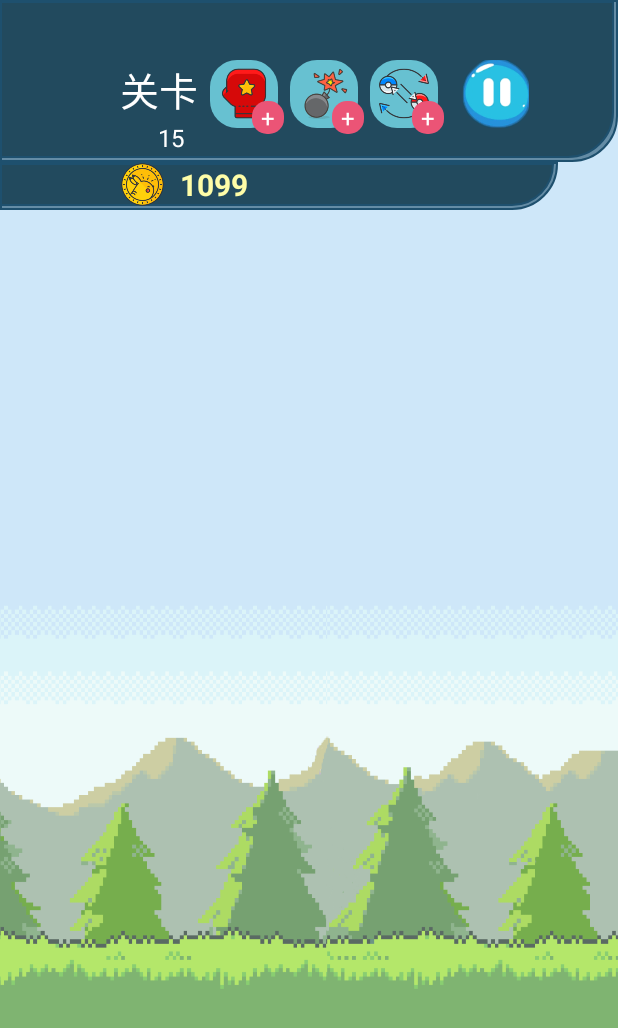
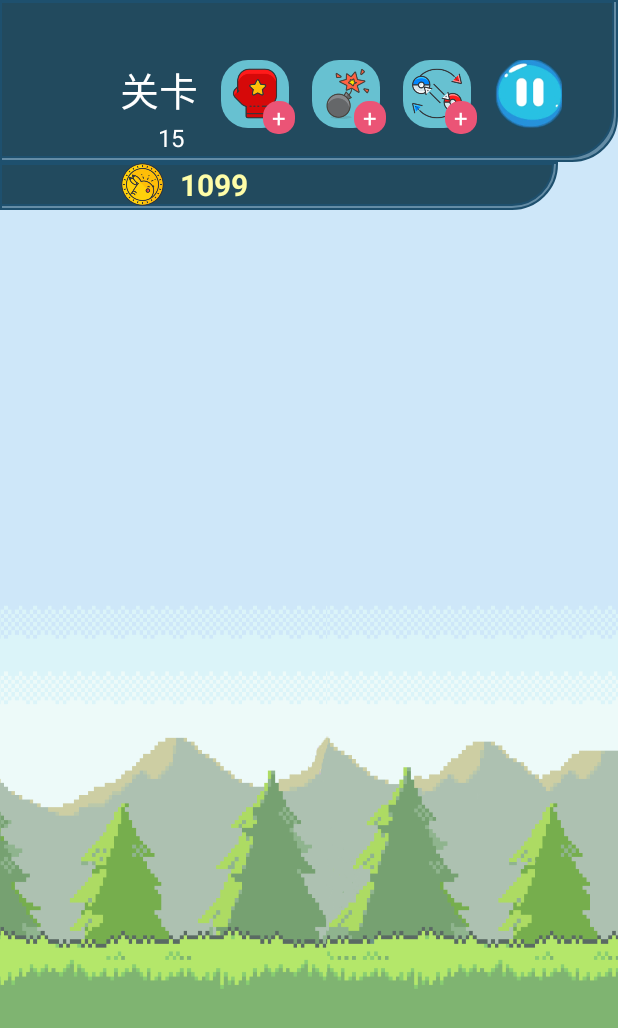
Before and after one commit to xiaoshitounen/LinkGame, an Android app: the LinkActivity screen opened directly, with no data from a screen before it, on a phone screen of 412 x 824 dp. Shown: the top 1028 px of the screen. Run offline under Robolectric (Android 15) with nearby library versions, the phone set to English and light mode, and no system bars; libraries missing offline, so code that uses them is left out: com.gyf.immersionbar; Roboto replaces fonts that are not available here; 4 statements that could not run were skipped.

Commit message:
commit-游戏界面菜单的布局显示，简单模式的完善

```diff
--- a/app/src/main/res/values/styles.xml
+++ b/app/src/main/res/values/styles.xml
@@ -82,7 +82,7 @@
     <style name="link_prop">
         <item name="android:layout_width">45dp</item>
         <item name="android:layout_height">45dp</item>
-        <item name="android:layout_marginLeft">8dp</item>
+        <item name="android:layout_marginLeft">15dp</item>
         <item name="android:paddingBottom">5dp</item>
         <item name="android:background">@drawable/link_prop</item>
     </style>
```
